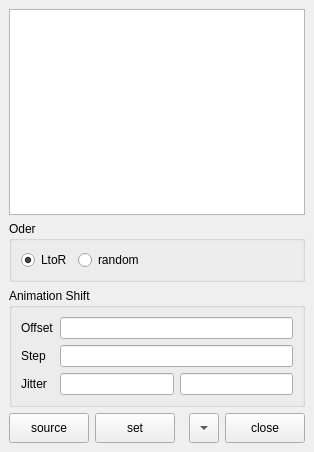
nakano000/Resolve_Script, file app/fusion/python/rs_fusion/tool/copy_tool/copy_tool.ui: the form before one commit.
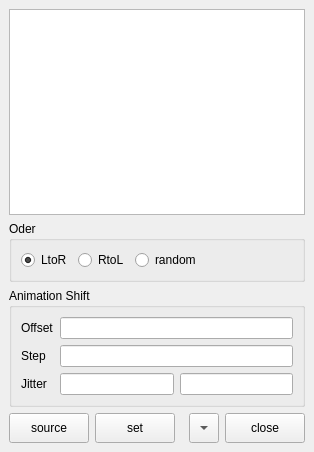
The form after the commit.

Patch:
```diff
--- a/app/fusion/python/rs_fusion/tool/copy_tool/copy_tool.ui
+++ b/app/fusion/python/rs_fusion/tool/copy_tool/copy_tool.ui
@@ -41,6 +41,13 @@
          </property>
         </widget>
        </item>
+       <item>
+        <widget class="QRadioButton" name="r2lRadioButton">
+         <property name="text">
+          <string>RtoL</string>
+         </property>
+        </widget>
+       </item>
        <item>
         <widget class="QRadioButton" name="randomRadioButton">
          <property name="text">
```
